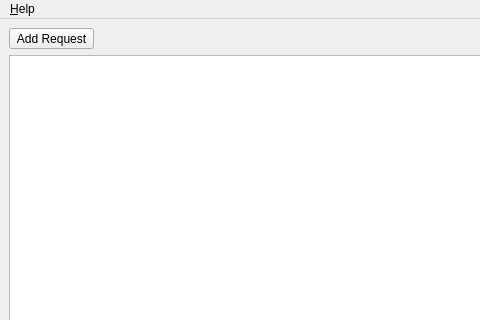
This is src/main_window.ui in jesusha123/comet as Qt 5 draws it before an edit; both pictures show x 0 to 480 and y 0 to 320 of the 800 by 600 pixel window. The edited form follows.
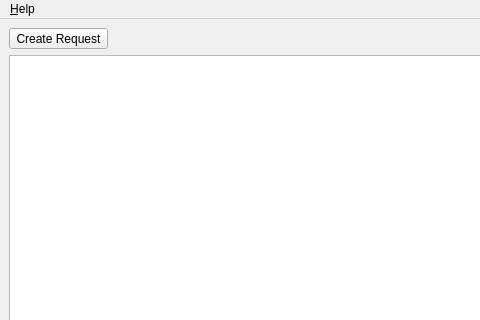
This is the edited form.

Commit message: More tab support

Diff of the .ui file:
```diff
--- a/src/main_window.ui
+++ b/src/main_window.ui
@@ -28,7 +28,7 @@
         <item>
          <widget class="QToolButton" name="addRequestButton">
           <property name="text">
-           <string>Add Request</string>
+           <string>Create Request</string>
           </property>
          </widget>
         </item>
```
Left out of the diff: 2 changed lines with no effect on the pictures. The commit also changes 4 other files.
